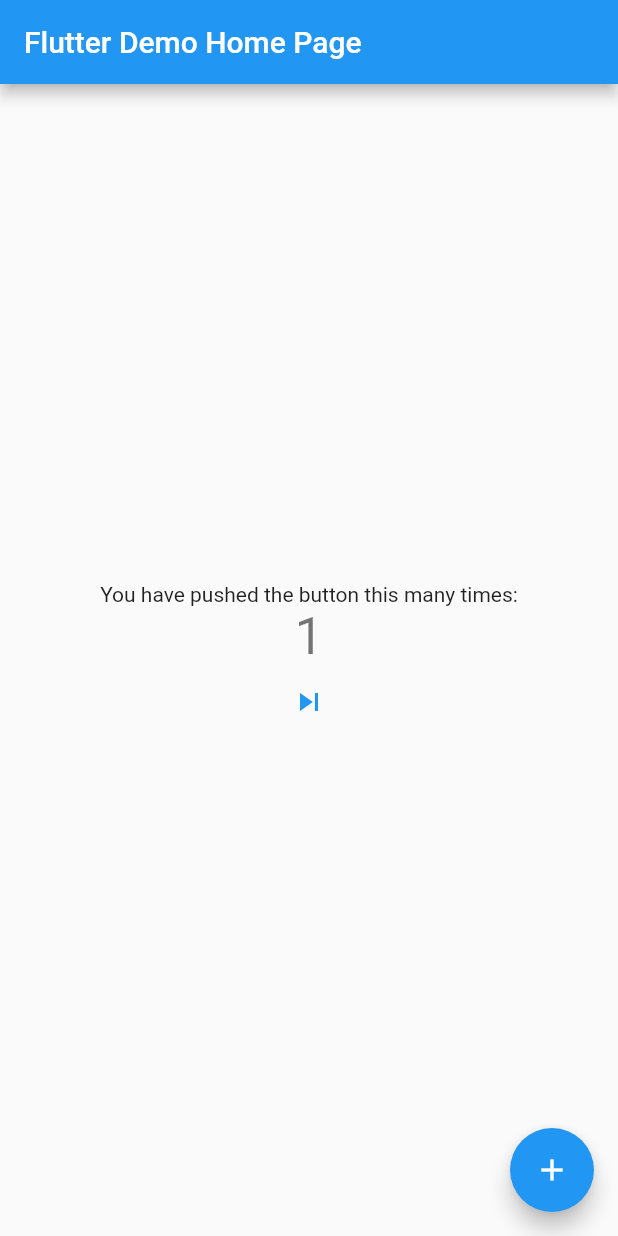
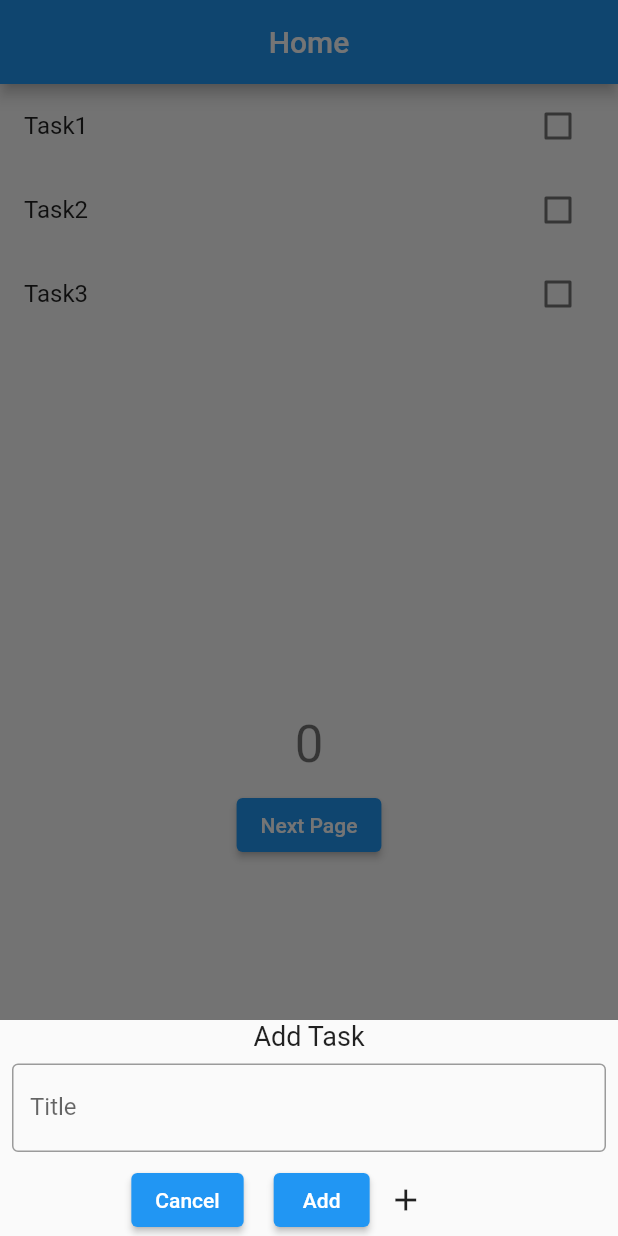
Before and after one commit to SamiraRa/BLoC, a Flutter app: the MyHomePage screen opened directly, after a tap on the "add" icon, on a phone screen of 412 x 824 dp. Run offline on Flutter 3.47's test engine with Material 2 defaults, Android fonts, the phone set to English and light mode, and no system bars; our stand-ins replace bloc, equatable, flutter_bloc.

```diff
--- /dev/null
+++ b/lib/Model/task_data_model.dart
@@ -0,0 +1,53 @@
+import 'dart:convert';
+
+import 'package:equatable/equatable.dart';
+
+class Task extends Equatable {
+  final String title;
+  bool? isDone;
+  bool? isDeleted;
+  Task({
+    required this.title,
+    this.isDone,
+    this.isDeleted,
+  }) {
+    isDone = isDone ?? false;
+    isDeleted = isDeleted ?? false;
+  }
+
+  Task copyWith({
+    String? title,
+    bool? isDone,
+    bool? isDeleted,
+  }) {
+    return Task(
+      title: title ?? this.title,
+      isDone: isDone ?? this.isDone,
+      isDeleted: isDeleted ?? this.isDeleted,
+    );
+  }
+
+  Map<String, dynamic> toMap() {
+    return {
+      'title': title,
+      'isDone': isDone,
+      'isDeleted': isDeleted,
+    };
+  }
+
+  factory Task.fromMap(Map<String, dynamic> map) {
+    return Task(
+      title: map['title'] ?? ' ',
+      isDone: map['isDone'],
+      isDeleted: map['isDeleted'],
+    );
+  }
+
+  // String toJson() => json.encode(toMap());
+
+  // factory Task.fromJson(String source) =>
+  //     Task.fromMap(json.decode(source) as Map<String, dynamic>);
+
+  @override
+  List<Object?> get props => [title, isDone, isDeleted];
+}
--- /dev/null
+++ b/lib/Screens/tasks_screen.dart
@@ -0,0 +1,148 @@
+import 'package:bloc_app/Model/task_data_model.dart';
+import 'package:bloc_app/counterBloc.dart';
+import 'package:bloc_app/next_page.dart';
+import 'package:flutter/material.dart';
+
+class MyHomePage extends StatefulWidget {
+  const MyHomePage({Key? key, required this.title}) : super(key: key);
+
+  final String title;
+
+  @override
+  State<MyHomePage> createState() => _MyHomePageState();
+}
+
+class _MyHomePageState extends State<MyHomePage> {
+  CounterBloc counterBloc = CounterBloc();
+  TextEditingController titleController = TextEditingController();
+
+  List<Task> taskList = [
+    Task(
+      title: "Task1",
+    ),
+    Task(title: "Task2"),
+    Task(title: "Task3"),
+  ];
+
+  @override
+  void initState() {
+    counterBloc = CounterBloc();
+    super.initState();
+  }
+
+  void _addTask(BuildContext context) {
+    showModalBottomSheet(
+        context: context,
+        builder: (context) => SingleChildScrollView(
+              child: Container(
+                padding: EdgeInsets.only(
+                  bottom: MediaQuery.of(context).viewInsets.bottom,
+                ),
+                child: Column(
+                  children: [
+                    const Text(
+                      "Add Task",
+                      style: TextStyle(fontSize: 18),
+                    ),
+                    Padding(
+                      padding: const EdgeInsets.all(8.0),
+                      child: TextField(
+                        controller: titleController,
+                        autofocus: false,
+                        decoration: const InputDecoration(
+                            label: Text('Title'), border: OutlineInputBorder()),
+                      ),
+                    ),
+                    Row(
+                      mainAxisAlignment: MainAxisAlignment.center,
+                      children: [
+                        ElevatedButton(
+                            onPressed: () {
+                              Navigator.pop(context);
+                            },
+                            child: const Text("Cancel")),
+                        const SizedBox(
+                          width: 20,
+                        ),
+                        ElevatedButton(
+                            onPressed: () {}, child: const Text("Add")),
+                        IconButton(
+                            onPressed: () => counterBloc.increment(),
+                            icon: const Icon(Icons.add)),
+                        const SizedBox(
+                          width: 30,
+                        ),
+                      ],
+                    )
+                  ],
+                ),
+              ),
+            ));
+  }
+
+  @override
+  Widget build(BuildContext context) {
+    return Scaffold(
+      appBar: AppBar(
+        centerTitle: true,
+        title: Text(widget.title),
+      ),
+      body: Column(
+        crossAxisAlignment: CrossAxisAlignment.center,
+        mainAxisAlignment: MainAxisAlignment.spaceBetween,
+        children: <Widget>[
+          Expanded(
+            // flex: 3,
+            child: ListView.builder(
+                itemCount: taskList.length,
+                itemBuilder: (context, index) {
+                  var task = taskList[index];
+                  return ListTile(
+                    title: Text(task.title),
+                    trailing: Checkbox(
+                      onChanged: (value) {},
+                      value: task.isDone,
+                    ),
+                  );
+                }),
+          ),
+          const SizedBox(
+            height: 20,
+          ),
+          Column(
+              // crossAxisAlignment: CrossAxisAlignment.center,
+              mainAxisAlignment: MainAxisAlignment.start,
+              children: [
+                StreamBuilder<int>(
+                    stream: counterBloc.getStream(),
+                    initialData: 0,
+                    builder: (context, snapshot) {
+                      return Text(
+                        '${snapshot.data}',
+                        style: Theme.of(context).textTheme.headline4,
+                      );
+                    }),
+              ]),
+          const SizedBox(
+            height: 10,
+          ),
+          ElevatedButton(
+            onPressed: () {
+              Navigator.push(context,
+                  MaterialPageRoute(builder: (context) => const NextPage()));
+            },
+            child: const Text("Next Page"),
+          ),
+          const SizedBox(
+            height: 250,
+          ),
+        ],
+      ),
+      floatingActionButton: FloatingActionButton(
+        onPressed: () => _addTask(context),
+        tooltip: 'Increment',
+        child: const Icon(Icons.add),
+      ),
+    );
+  }
+}
--- /dev/null
+++ b/lib/bloc/bloc/bloc/tasks_event.dart
@@ -0,0 +1,16 @@
+part of 'tasks_bloc.dart';
+
+abstract class TasksEvent extends Equatable {
+  const TasksEvent();
+
+  @override
+  List<Object> get props => [];
+}
+
+class AddTask extends TasksEvent {
+  final Task task;
+  AddTask({required this.task});
+
+  @override
+  List<Object> get props => [task];
+}
--- /dev/null
+++ b/lib/bloc/bloc/bloc/tasks_state.dart
@@ -0,0 +1,10 @@
+part of 'tasks_bloc.dart';
+
+abstract class TasksState extends Equatable {
+  final List<Task> showtaskList;
+
+  TasksState({this.showtaskList = const <Task>[]});
+
+  @override
+  List<Object> get props => [];
+}
--- a/lib/counterBloc.dart
+++ b/lib/counterBloc.dart
@@ -1,6 +1,4 @@
 import 'dart:async';
-
-import 'package:flutter/material.dart';
 
 class CounterBloc {
   int value = 0;
--- a/lib/main.dart
+++ b/lib/main.dart
@@ -1,3 +1,4 @@
+import 'package:bloc_app/Screens/tasks_screen.dart';
 import 'package:bloc_app/counterBloc.dart';
 import 'package:bloc_app/next_page.dart';
 import 'package:flutter/material.dart';
@@ -18,69 +19,7 @@ class MyApp extends StatelessWidget {
       theme: ThemeData(
         primarySwatch: Colors.blue,
       ),
-      home: const MyHomePage(title: 'Flutter Demo Home Page'),
+      home: const MyHomePage(title: 'Home'),
     );
   }
 }
-
-class MyHomePage extends StatefulWidget {
-  const MyHomePage({Key? key, required this.title}) : super(key: key);
-
-  final String title;
-
-  @override
-  State<MyHomePage> createState() => _MyHomePageState();
-}
-
-class _MyHomePageState extends State<MyHomePage> {
-  CounterBloc counterBloc = CounterBloc();
-
-  @override
-  void initState() {
-    counterBloc = CounterBloc();
-    super.initState();
-  }
-
-  @override
-  Widget build(BuildContext context) {
-    return Scaffold(
-      appBar: AppBar(
-        title: Text(widget.title),
-      ),
-      body: Center(
-        child: Column(
-          mainAxisAlignment: MainAxisAlignment.center,
-          children: <Widget>[
-            const Text(
-              'You have pushed the button this many times:',
-            ),
-            StreamBuilder<int>(
-                stream: counterBloc.getStream(),
-                initialData: 0,
-                builder: (context, snapshot) {
-                  return Text(
-                    '${snapshot.data}',
-                    style: Theme.of(context).textTheme.headline4,
-                  );
-                }),
-            IconButton(
-              onPressed: () {
-                Navigator.push(context,
-                    MaterialPageRoute(builder: (context) => NextPage()));
-              },
-              icon: const Icon(
-                Icons.skip_next,
-                color: Colors.blue,
-              ),
-            )
-          ],
-        ),
-      ),
-      floatingActionButton: FloatingActionButton(
-        onPressed: counterBloc.increment,
-        tooltip: 'Increment',
-        child: const Icon(Icons.add),
-      ),
-    );
-  }
-}
```
Also changed, not shown: lib/bloc/bloc/bloc/tasks_bloc.dart (added, +14 -0 lines), lib/next_page.dart (+21 -5 lines).
